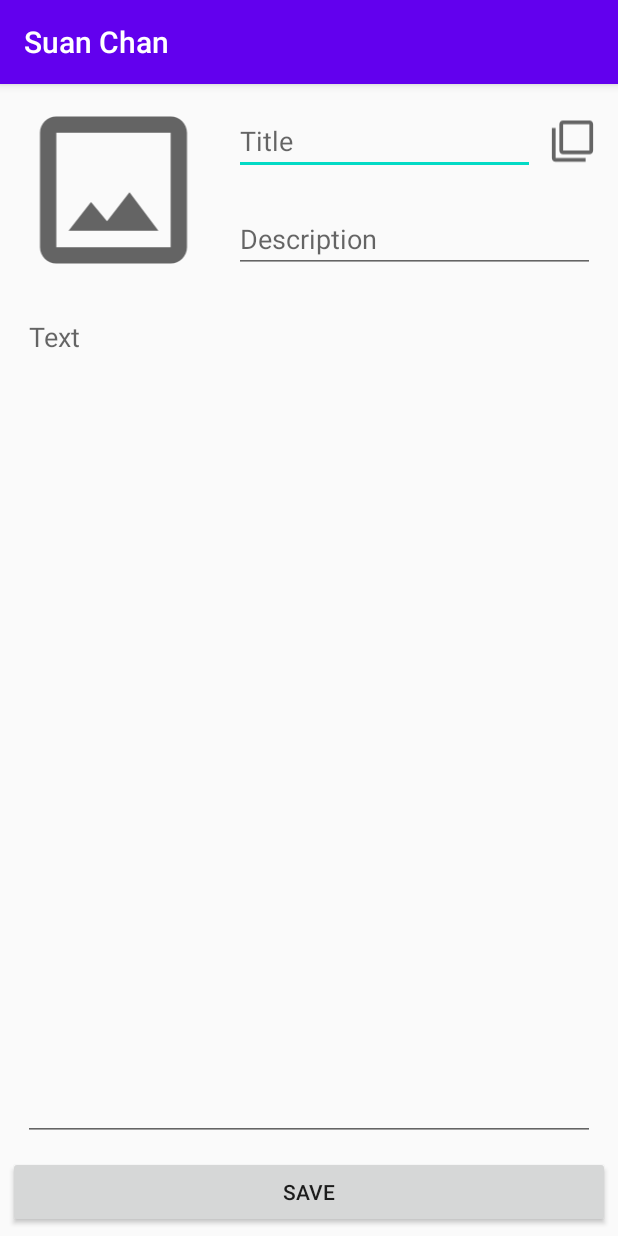
After one commit to shadercat/SimpleNotes_Android, an Android app: the NoteInfoActivity screen opened directly, with no data from a screen before it, on a phone screen of 412 x 824 dp. The commit adds this screen. Run offline under Robolectric (Android 15) with nearby library versions, the phone set to English and light mode, and no system bars.

Commit message:
Added activity note info.

```diff
--- a/app/src/main/AndroidManifest.xml
+++ b/app/src/main/AndroidManifest.xml
@@ -9,6 +9,7 @@
         android:roundIcon="@mipmap/ic_launcher_round"
         android:supportsRtl="true"
         android:theme="@style/AppTheme">
+        <activity android:name=".NoteInfoActivity"></activity>
         <activity android:name=".MainActivity">
             <intent-filter>
                 <action android:name="android.intent.action.MAIN" />
--- /dev/null
+++ b/app/src/main/java/suan/chan/pzpi_17_8/NoteInfoActivity.java
@@ -0,0 +1,143 @@
+package suan.chan.pzpi_17_8;
+
+import androidx.appcompat.app.AlertDialog;
+import androidx.appcompat.app.AppCompatActivity;
+
+import android.content.DialogInterface;
+import android.content.Intent;
+import android.os.Bundle;
+import android.view.View;
+import android.widget.Button;
+import android.widget.EditText;
+import android.widget.ImageView;
+import android.widget.Toast;
+
+import suan.chan.pzpi_17_8.entity.Note;
+import suan.chan.pzpi_17_8.entity.PriorityType;
+
+public class NoteInfoActivity extends AppCompatActivity {
+    public static final String NOTE_ID  = "NOTE_ID";
+
+    boolean newNote = true;
+    long noteId;
+    EditText title;
+    EditText description;
+    EditText text;
+    ImageView image;
+    ImageView priority;
+    Button saveBtn;
+    NoteService noteService;
+    Note note;
+
+    @Override
+    protected void onCreate(Bundle savedInstanceState) {
+        super.onCreate(savedInstanceState);
+        setContentView(R.layout.activity_note_info);
+
+        noteService = new NoteService(getApplicationContext());
+
+        title = findViewById(R.id.note_info_title);
+        description = findViewById(R.id.note_info_description);
+        text = findViewById(R.id.note_info_text);
+        image = findViewById(R.id.note_info_img);
+        saveBtn = findViewById(R.id.note_info_save_btn);
+        priority = findViewById(R.id.note_info_priority);
+
+        Bundle arguments = getIntent().getExtras();
+        if(arguments != null){
+            newNote = false;
+            noteId = (long) arguments.getSerializable(NOTE_ID);
+            note = noteService.getNote(noteId);
+            setNoteInfo(note);
+        } else {
+            note = new Note();
+        }
+
+        saveBtn.setOnClickListener(new View.OnClickListener() {
+            @Override
+            public void onClick(View view) {
+                saveNote();
+            }
+        });
+
+        priority.setOnClickListener(new View.OnClickListener() {
+            @Override
+            public void onClick(View view) {
+                setPriorityAlertDialog();
+            }
+        });
+    }
+
+    private void saveNote(){
+        if(newNote){
+            //do something;
+        } else {
+            //do something;
+        }
+        Intent intent = new Intent();
+        setResult(RESULT_OK, intent);
+        Toast.makeText(getApplicationContext(), R.string.successful_save, Toast.LENGTH_SHORT).show();
+    }
+
+    private void setNoteInfo(Note note){
+        title.setText(note.getTitle());
+        description.setText(note.getDescription());
+        text.setText(getString(R.string.sample));
+        setDisplayNotePriorityInfo(note);
+        if(note.getImage() != null){
+            image.setImageBitmap(note.getImage());
+        }
+    }
+
+    private void setDisplayNotePriorityInfo(Note note){
+        switch (note.getPriority()){
+
+            case First:
+                priority.setImageResource(R.drawable.ic_baseline_filter_1_24);
+                break;
+            case Second:
+                priority.setImageResource(R.drawable.ic_baseline_filter_2_24);
+                break;
+            case Third:
+                priority.setImageResource(R.drawable.ic_baseline_filter_3_24);
+                break;
+        }
+    }
+
+    private void setPriorityAlertDialog(){
+        final String[] options = {getString(R.string.first_priority), getString(R.string.second_priority), getString(R.string.third_priority)};
+
+        AlertDialog.Builder builder = new AlertDialog.Builder(this);
+        builder.setItems(options, new DialogInterface.OnClickListener() {
+            @Override
+            public void onClick(DialogInterface dialogInterface, int i) {
+                switch (i){
+                    case 0:
+                        dialogInterface.cancel();
+                        note.setPriority(PriorityType.First);
+                        break;
+                    case 1:
+                        dialogInterface.cancel();
+                        note.setPriority(PriorityType.Second);
+                        break;
+                    case 2:
+                        dialogInterface.cancel();
+                        note.setPriority(PriorityType.Third);
+                        break;
+                    default:
+                        dialogInterface.cancel();
+                        break;
+                }
+                setDisplayNotePriorityInfo(note);
+            }
+        });
+        builder.setNegativeButton(R.string.cancel, new DialogInterface.OnClickListener() {
+            @Override
+            public void onClick(DialogInterface dialogInterface, int i) {
+                dialogInterface.cancel();
+            }
+        });
+        AlertDialog alertDialog = builder.create();
+        alertDialog.show();
+    }
+}
--- a/app/src/main/java/suan/chan/pzpi_17_8/NoteListAdapter.java
+++ b/app/src/main/java/suan/chan/pzpi_17_8/NoteListAdapter.java
@@ -80,6 +80,9 @@ public class NoteListAdapter extends RecyclerView.Adapter<NoteListAdapter.NoteVi
                     priority.setImageResource(R.drawable.ic_baseline_filter_3_24);
                     break;
             }
+            if(note.getImage() != null){
+                img.setImageBitmap(note.getImage());
+            }
         }
 
         @Override
--- a/app/src/main/java/suan/chan/pzpi_17_8/NoteService.java
+++ b/app/src/main/java/suan/chan/pzpi_17_8/NoteService.java
@@ -1,4 +1,7 @@
 package suan.chan.pzpi_17_8;
+
+import android.content.Context;
+import android.graphics.BitmapFactory;
 
 import java.util.ArrayList;
 import java.util.Date;
@@ -7,11 +10,29 @@ import suan.chan.pzpi_17_8.entity.Note;
 import suan.chan.pzpi_17_8.entity.PriorityType;
 
 public class NoteService {
+    Context appContext;
+
+    public NoteService(Context appContext){
+        this.appContext = appContext;
+    }
+
     public ArrayList<Note> getNotes(){
         ArrayList<Note> notes = new ArrayList<>();
         for (int i = 0; i < 40; i++){
-            notes.add(new Note((long) i, "Note " + i, "Some description", PriorityType.First, new Date(System.currentTimeMillis())));
+            Note n = new Note((long) i, "Note " + i, "Some description", PriorityType.First, new Date(System.currentTimeMillis()));
+            n.setImage(BitmapFactory.decodeResource(appContext.getResources(), R.drawable.landscape_sample));
+            notes.add(n);
         }
         return notes;
     }
+
+    public Note getNote(long id){
+        Note n = new Note(id, "Note Info" + id, "Some description", PriorityType.First, new Date(System.currentTimeMillis()));
+        n.setImage(BitmapFactory.decodeResource(appContext.getResources(), R.drawable.landscape_sample));
+        return n;
+    }
+
+    public void deleteNote(long id){
+
+    }
 }
--- /dev/null
+++ b/app/src/main/res/drawable/ic_baseline_crop_original_24.xml
@@ -0,0 +1,10 @@
+<vector xmlns:android="http://schemas.android.com/apk/res/android"
+    android:width="24dp"
+    android:height="24dp"
+    android:viewportWidth="24"
+    android:viewportHeight="24"
+    android:tint="?attr/colorControlNormal">
+  <path
+      android:fillColor="@android:color/white"
+      android:pathData="M19,3L5,3c-1.1,0 -2,0.9 -2,2v14c0,1.1 0.9,2 2,2h14c1.1,0 2,-0.9 2,-2L21,5c0,-1.1 -0.9,-2 -2,-2zM19,19L5,19L5,5h14v14zM13.96,12.29l-2.75,3.54 -1.96,-2.36L6.5,17h11l-3.54,-4.71z"/>
+</vector>
--- /dev/null
+++ b/app/src/main/res/layout/activity_note_info.xml
@@ -0,0 +1,82 @@
+<?xml version="1.0" encoding="utf-8"?>
+<androidx.constraintlayout.widget.ConstraintLayout xmlns:android="http://schemas.android.com/apk/res/android"
+    xmlns:app="http://schemas.android.com/apk/res-auto"
+    xmlns:tools="http://schemas.android.com/tools"
+    android:layout_width="match_parent"
+    android:layout_height="match_parent"
+    tools:context=".NoteInfoActivity">
+<LinearLayout
+    android:layout_width="match_parent"
+    android:layout_height="match_parent"
+    android:padding="5dp"
+    android:orientation="vertical">
+    <LinearLayout
+
+        android:layout_width="match_parent"
+        android:layout_height="wrap_content"
+        android:orientation="horizontal">
+        <ImageView
+            android:id="@+id/note_info_img"
+            android:layout_weight="1"
+            android:layout_width="0dp"
+            android:layout_height="match_parent"
+            android:src="@drawable/ic_baseline_crop_original_24"
+            android:contentDescription="@string/note_image"/>
+        <LinearLayout
+            android:layout_weight="1"
+            android:layout_width="wrap_content"
+            android:layout_height="wrap_content"
+            android:orientation="vertical">
+            <LinearLayout
+                android:layout_width="match_parent"
+                android:layout_height="wrap_content"
+                android:orientation="horizontal">
+                <EditText
+                    android:id="@+id/note_info_title"
+                    android:layout_margin="10dp"
+                    android:layout_weight="1"
+                    android:layout_width="0dp"
+                    android:layout_height="wrap_content"
+                    android:hint="@string/title"
+                    android:importantForAutofill="no"
+                    android:inputType="text" />
+                <ImageView
+                    android:id="@+id/note_info_priority"
+                    android:layout_width="30dp"
+                    android:layout_height="match_parent"
+                    android:layout_marginEnd="10dp"
+                    android:src="@drawable/ic_baseline_filter_none_24"
+                    />
+            </LinearLayout>
+            <EditText
+                android:id="@+id/note_info_description"
+                android:layout_margin="10dp"
+                android:layout_width="match_parent"
+                android:layout_height="wrap_content"
+                android:hint="@string/description"
+                android:importantForAutofill="no"
+                android:inputType="text"/>
+        </LinearLayout>
+    </LinearLayout>
+
+    <EditText
+        android:id="@+id/note_info_text"
+        android:layout_margin="10dp"
+        android:layout_width="match_parent"
+        android:layout_height="0dp"
+        android:hint="@string/text"
+        android:importantForAutofill="no"
+        android:inputType="textMultiLine"
+        android:gravity="top"
+        android:layout_weight="1"
+        android:scrollbars="vertical"
+        android:scrollHorizontally="false"
+        />
+
+    <Button
+        android:id="@+id/note_info_save_btn"
+        android:layout_width="match_parent"
+        android:layout_height="wrap_content"
+        android:text="@string/save"/>
+</LinearLayout>
+</androidx.constraintlayout.widget.ConstraintLayout>
--- a/app/src/main/res/values/strings.xml
+++ b/app/src/main/res/values/strings.xml
@@ -12,4 +12,10 @@
     <string name="edit">Edit</string>
     <string name="delete">Delete</string>
     <string name="cancel">Cancel</string>
+    <string name="title">Title</string>
+    <string name="description">Description</string>
+    <string name="text">Text</string>
+    <string name="priority">Priority</string>
+    <string name="save">Save</string>
+    <string name="successful_save">Save successful</string>
 </resources>
```
Also changed, not shown: app/src/main/java/suan/chan/pzpi_17_8/AppViewModel.java (+19 -2 lines), app/src/main/java/suan/chan/pzpi_17_8/MainActivity.java (+49 -7 lines), app/src/main/java/suan/chan/pzpi_17_8/entity/Note.java (+11 -0 lines), app/src/main/java/suan/chan/pzpi_17_8/util/NotesDbHelper.java (added, +30 -0 lines), app/src/main/res/drawable-v24/landscape_sample.png (added).
